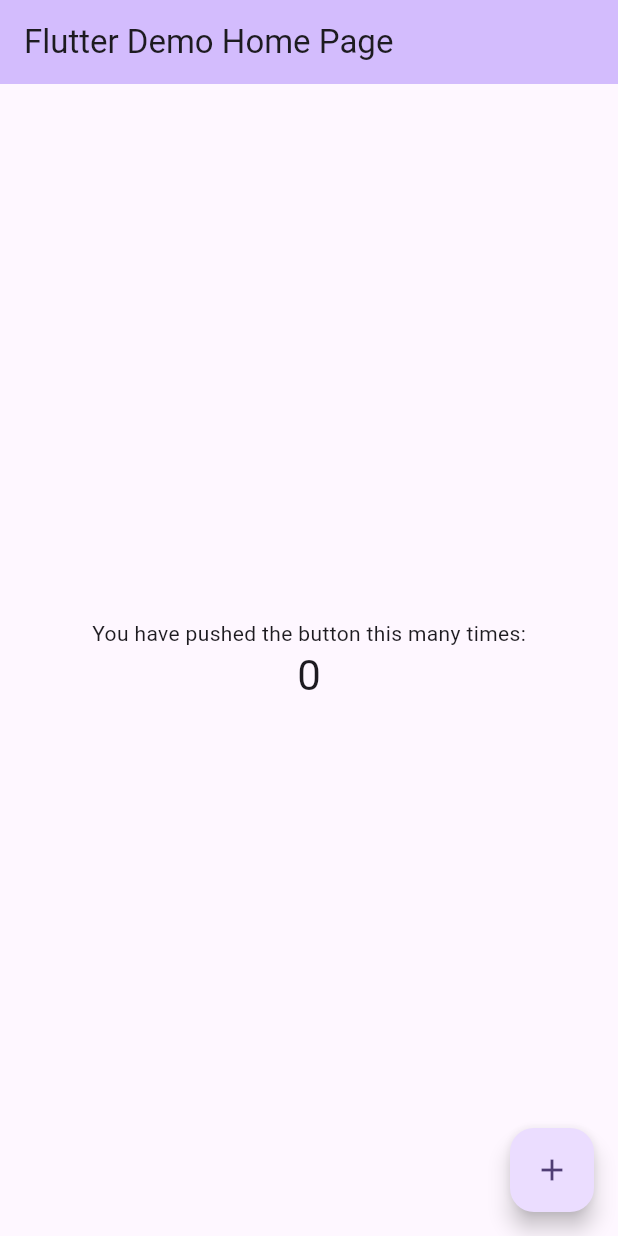
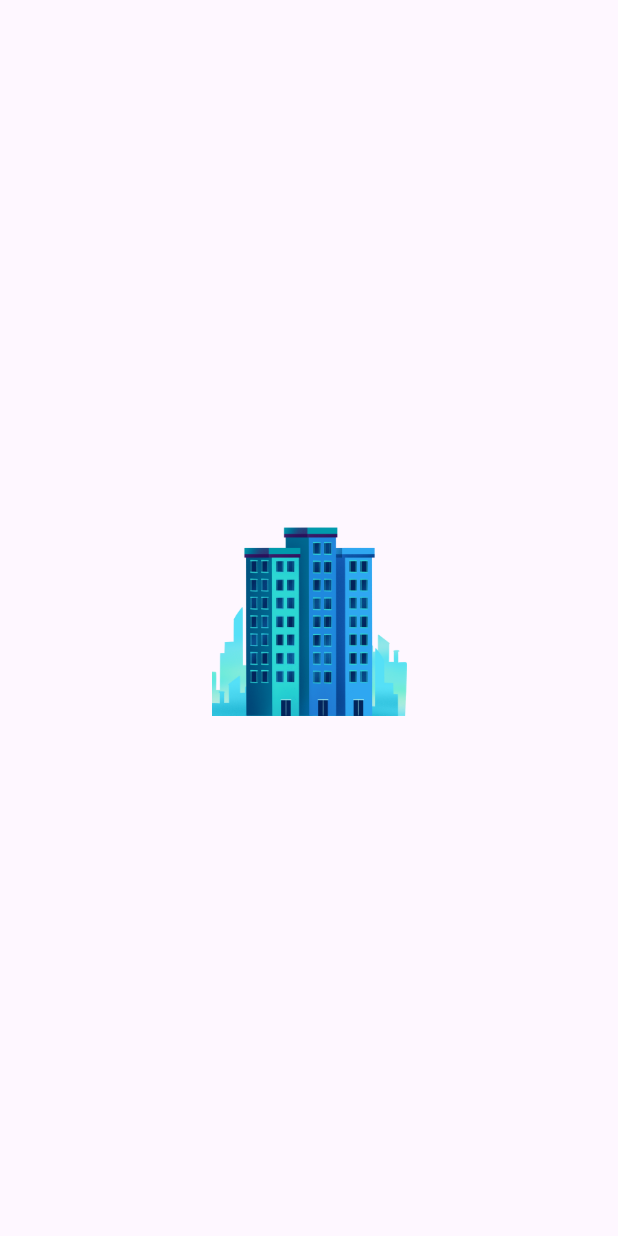
Before and after one commit to afyar08/frontend_hotel, a Flutter app: the first screen one second after launch, on a phone screen of 412 x 824 dp. Run offline on Flutter 3.47's test engine with Material 3 defaults, Android fonts, the phone set to English and light mode, and no system bars.

Commit message:
ini frontend dari splashscreen sampe pilihan login dan masuk ke tiap slide masing-masing gess

```diff
--- a/lib/main.dart
+++ b/lib/main.dart
@@ -1,4 +1,6 @@
 import 'package:flutter/material.dart';
+import './pages/home.dart';
+import './splash_screen.dart';
 
 void main() {
   runApp(const MyApp());
@@ -30,96 +32,97 @@ class MyApp extends StatelessWidget {
         // tested with just a hot reload.
         colorScheme: ColorScheme.fromSeed(seedColor: Colors.deepPurple),
         useMaterial3: true,
+        fontFamily: 'Jakarta'
       ),
-      home: const MyHomePage(title: 'Flutter Demo Home Page'),
+      home: const SplashScreen(),
     );
   }
 }
 
-class MyHomePage extends StatefulWidget {
-  const MyHomePage({super.key, required this.title});
+// class MyHomePage extends StatefulWidget {
+//   const MyHomePage({super.key, required this.title});
 
-  // This widget is the home page of your application. It is stateful, meaning
-  // that it has a State object (defined below) that contains fields that affect
-  // how it looks.
+//   // This widget is the home page of your application. It is stateful, meaning
+//   // that it has a State object (defined below) that contains fields that affect
+//   // how it looks.
 
-  // This class is the configuration for the state. It holds the values (in this
-  // case the title) provided by the parent (in this case the App widget) and
-  // used by the build method of the State. Fields in a Widget subclass are
-  // always marked "final".
+//   // This class is the configuration for the state. It holds the values (in this
+//   // case the title) provided by the parent (in this case the App widget) and
+//   // used by the build method of the State. Fields in a Widget subclass are
+//   // always marked "final".
 
-  final String title;
+//   final String title;
 
-  @override
-  State<MyHomePage> createState() => _MyHomePageState();
-}
+//   @override
+//   State<MyHomePage> createState() => _MyHomePageState();
+// }
 
-class _MyHomePageState extends State<MyHomePage> {
-  int _counter = 0;
+// class _MyHomePageState extends State<MyHomePage> {
+//   int _counter = 0;
 
-  void _incrementCounter() {
-    setState(() {
-      // This call to setState tells the Flutter framework that something has
-      // changed in this State, which causes it to rerun the build method below
-      // so that the display can reflect the updated values. If we changed
-      // _counter without calling setState(), then the build method would not be
-      // called again, and so nothing would appear to happen.
-      _counter++;
-    });
-  }
+//   void _incrementCounter() {
+//     setState(() {
+//       // This call to setState tells the Flutter framework that something has
+//       // changed in this State, which causes it to rerun the build method below
+//       // so that the display can reflect the updated values. If we changed
+//       // _counter without calling setState(), then the build method would not be
+//       // called again, and so nothing would appear to happen.
+//       _counter++;
+//     });
+//   }
 
-  @override
-  Widget build(BuildContext context) {
-    // This method is rerun every time setState is called, for instance as done
-    // by the _incrementCounter method above.
-    //
-    // The Flutter framework has been optimized to make rerunning build methods
-    // fast, so that you can just rebuild anything that needs updating rather
-    // than having to individually change instances of widgets.
-    return Scaffold(
-      appBar: AppBar(
-        // TRY THIS: Try changing the color here to a specific color (to
-        // Colors.amber, perhaps?) and trigger a hot reload to see the AppBar
-        // change color while the other colors stay the same.
-        backgroundColor: Theme.of(context).colorScheme.inversePrimary,
-        // Here we take the value from the MyHomePage object that was created by
-        // the App.build method, and use it to set our appbar title.
-        title: Text(widget.title),
-      ),
-      body: Center(
-        // Center is a layout widget. It takes a single child and positions it
-        // in the middle of the parent.
-        child: Column(
-          // Column is also a layout widget. It takes a list of children and
-          // arranges them vertically. By default, it sizes itself to fit its
-          // children horizontally, and tries to be as tall as its parent.
-          //
-          // Column has various properties to control how it sizes itself and
-          // how it positions its children. Here we use mainAxisAlignment to
-          // center the children vertically; the main axis here is the vertical
-          // axis because Columns are vertical (the cross axis would be
-          // horizontal).
-          //
-          // TRY THIS: Invoke "debug painting" (choose the "Toggle Debug Paint"
-          // action in the IDE, or press "p" in the console), to see the
-          // wireframe for each widget.
-          mainAxisAlignment: MainAxisAlignment.center,
-          children: <Widget>[
-            const Text(
-              'You have pushed the button this many times:',
-            ),
-            Text(
-              '$_counter',
-              style: Theme.of(context).textTheme.headlineMedium,
-            ),
-          ],
-        ),
-      ),
-      floatingActionButton: FloatingActionButton(
-        onPressed: _incrementCounter,
-        tooltip: 'Increment',
-        child: const Icon(Icons.add),
-      ), // This trailing comma makes auto-formatting nicer for build methods.
-    );
-  }
-}
+//   @override
+//   Widget build(BuildContext context) {
+//     // This method is rerun every time setState is called, for instance as done
+//     // by the _incrementCounter method above.
+//     //
+//     // The Flutter framework has been optimized to make rerunning build methods
+//     // fast, so that you can just rebuild anything that needs updating rather
+//     // than having to individually change instances of widgets.
+//     return Scaffold(
+//       appBar: AppBar(
+//         // TRY THIS: Try changing the color here to a specific color (to
+//         // Colors.amber, perhaps?) and trigger a hot reload to see the AppBar
+//         // change color while the other colors stay the same.
+//         backgroundColor: Theme.of(context).colorScheme.inversePrimary,
+//         // Here we take the value from the MyHomePage object that was created by
+//         // the App.build method, and use it to set our appbar title.
+//         title: Text(widget.title),
+//       ),
+//       body: Center(
+//         // Center is a layout widget. It takes a single child and positions it
+//         // in the middle of the parent.
+//         child: Column(
+//           // Column is also a layout widget. It takes a list of children and
+//           // arranges them vertically. By default, it sizes itself to fit its
+//           // children horizontally, and tries to be as tall as its parent.
+//           //
+//           // Column has various properties to control how it sizes itself and
+//           // how it positions its children. Here we use mainAxisAlignment to
+//           // center the children vertically; the main axis here is the vertical
+//           // axis because Columns are vertical (the cross axis would be
+//           // horizontal).
+//           //
+//           // TRY THIS: Invoke "debug painting" (choose the "Toggle Debug Paint"
+//           // action in the IDE, or press "p" in the console), to see the
+//           // wireframe for each widget.
+//           mainAxisAlignment: MainAxisAlignment.center,
+//           children: <Widget>[
+//             const Text(
+//               'You have pushed the button this many times:',
+//             ),
+//             Text(
+//               '$_counter',
+//               style: Theme.of(context).textTheme.headlineMedium,
+//             ),
+//           ],
+//         ),
+//       ),
+//       floatingActionButton: FloatingActionButton(
+//         onPressed: _incrementCounter,
+//         tooltip: 'Increment',
+//         child: const Icon(Icons.add),
+//       ), // This trailing comma makes auto-formatting nicer for build methods.
+//     );
+//   }
+// }
--- /dev/null
+++ b/lib/splash_screen.dart
@@ -0,0 +1,48 @@
+import 'package:flutter/material.dart';
+import 'package:flutter/services.dart';
+import 'package:frontend_hotel/pages/home.dart';
+
+class SplashScreen extends StatefulWidget {
+  const SplashScreen({super.key});
+
+  @override
+  State<SplashScreen> createState() => _SplashScreenState();
+}
+
+class _SplashScreenState extends State<SplashScreen> {
+  //ini untuk splash logo hotel di awall ya mentemennn
+  @override
+  void initState() {
+    // TODO: implement initState
+    super.initState();
+    SystemChrome.setEnabledSystemUIMode(SystemUiMode.immersive);
+    Future.delayed(const Duration(seconds: 2), () { //ini atur waktu gesss buat splashnyaaaaaaa
+      Navigator.of(context)
+          .pushReplacement(MaterialPageRoute(builder: (_) => const Home()));
+    });
+  }
+  //ini jugaa untuk splash logo hotel di awall ya mentemennn
+  @override
+  void dispose() {
+    // TODO: implement dispose
+    SystemChrome.setEnabledSystemUIMode(SystemUiMode.manual,
+    overlays: SystemUiOverlay.values);
+  }
+
+  @override
+  Widget build(BuildContext context) {
+    return Scaffold(
+      body: Center(
+        child: Column(
+          mainAxisAlignment: MainAxisAlignment.center,
+          children: <Widget>[
+            Image.asset(
+              'assets/images/image.png',
+              height: 130,
+            )
+          ],
+        ),
+      ),
+    );
+  }
+}
```
Also changed, not shown: lib/pages/home.dart (added, +162 -0 lines), lib/pages/login/customer.dart (added, +17 -0 lines), lib/pages/login/frontoffice.dart (added, +17 -0 lines), lib/pages/login/manager.dart (added, +17 -0 lines), pubspec.yaml (+10 -7 lines), assets/fonts/PlusJakartaSans-Bold.ttf (added), assets/fonts/PlusJakartaSans-Regular.ttf (added), assets/images/family.png (added), assets/images/image.png (added), assets/images/network.png (added), assets/images/receptionist.png (added).
